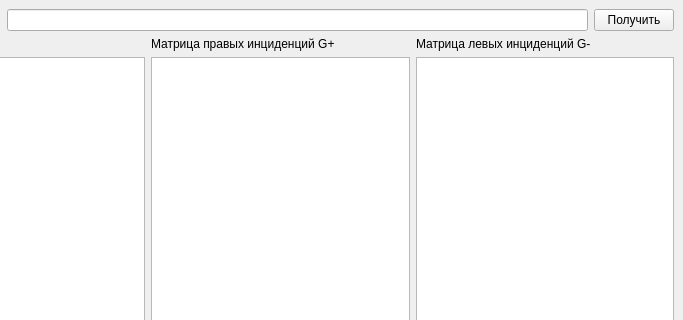
Above: frontend/design.ui from LiveisFpv/PyQT_matrix before the change; both pictures show x 122 to 805 and y 0 to 320 of the 805 by 600 pixel window. Below: the same form after it.
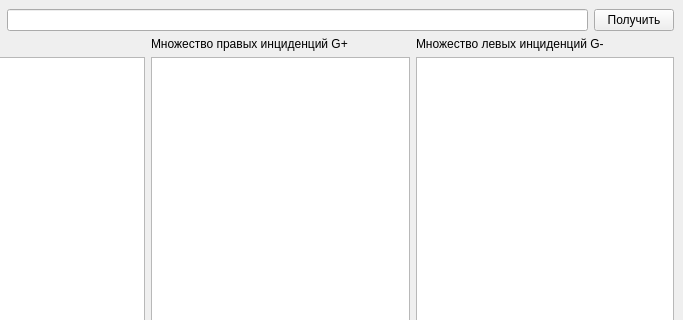
That is the form after the change.

Patch:
```diff
--- a/frontend/design.ui
+++ b/frontend/design.ui
@@ -57,7 +57,7 @@
         <item>
          <widget class="QLabel" name="matrix_Gright_label">
           <property name="text">
-           <string>Матрица правых инциденций G+</string>
+           <string>Множество правых инциденций G+</string>
           </property>
          </widget>
         </item>
@@ -71,7 +71,7 @@
         <item>
          <widget class="QLabel" name="matrix_Glelt_label">
           <property name="text">
-           <string>Матрица левых инциденций G-</string>
+           <string>Множество левых инциденций G-</string>
           </property>
          </widget>
         </item>
```
